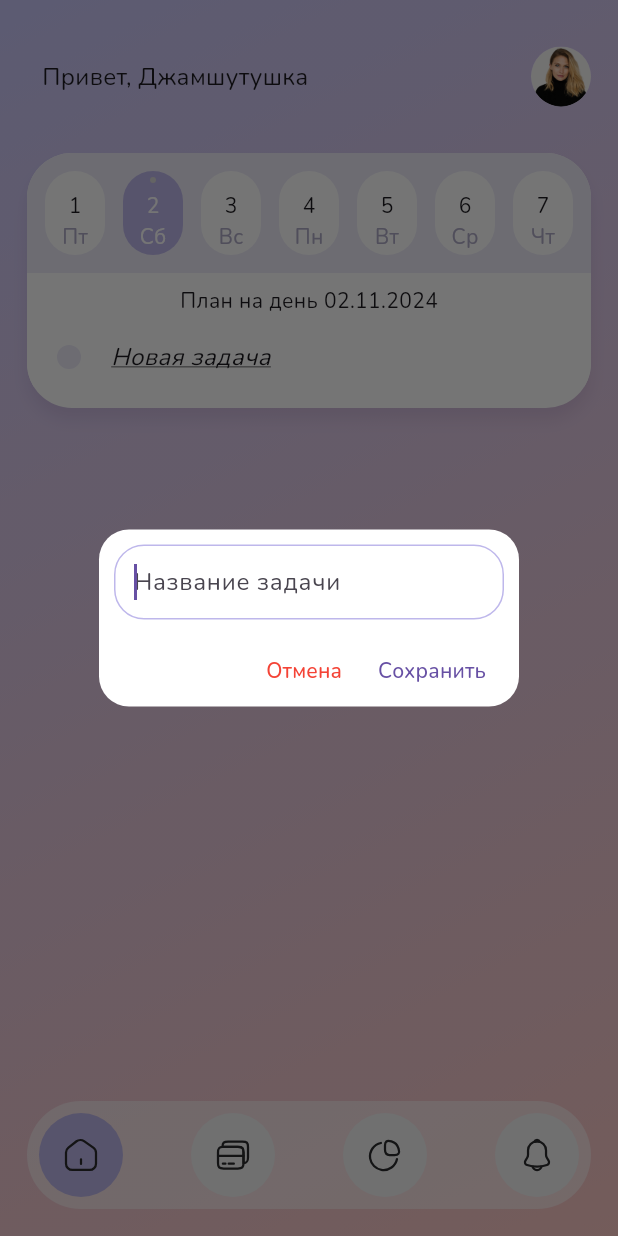
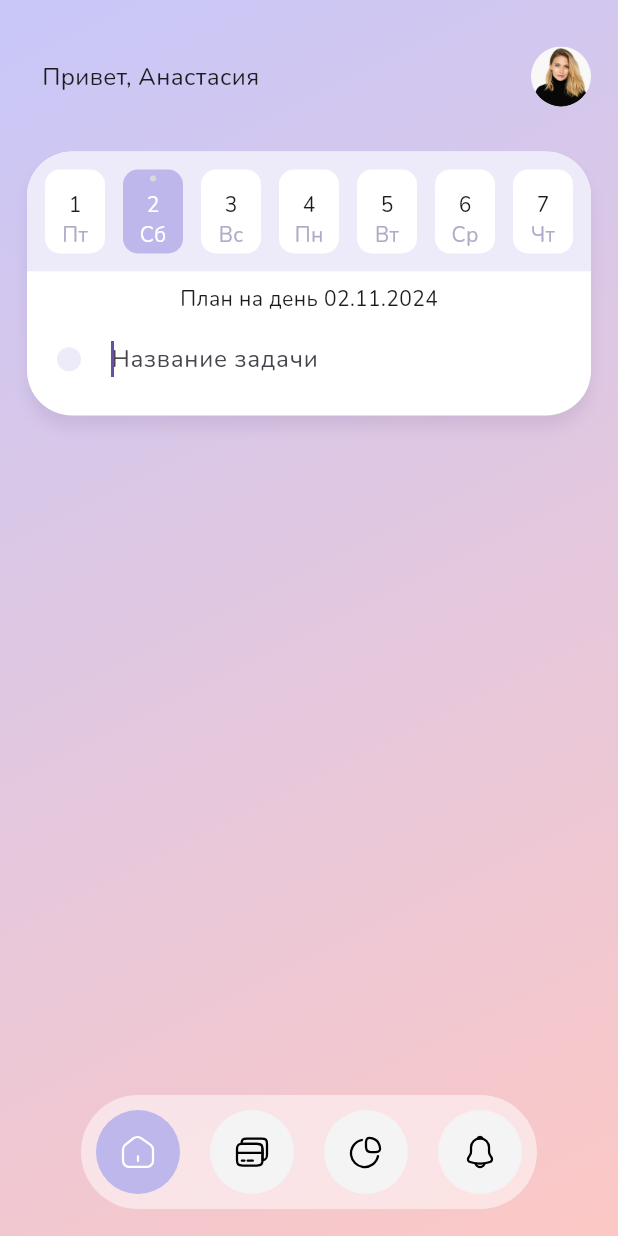
Before and after one commit to remakerich/softorium_daily_planner, a Flutter app: the screen it shows after launch, after a tap on "Новая задача", on a phone screen of 412 x 824 dp. Run offline on Flutter 3.47's test engine with Material 3 defaults, Android fonts, the phone set to English and light mode, and no system bars; drawn by our look-alikes of smooth_page_indicator; our stand-ins replace flutter_svg, freezed_annotation, hive; accounts and stored records are empty.

Commit message:
доработки UI и анимации

```diff
--- a/lib/features/daily_planner/providers/daily_planner_provider.dart
+++ b/lib/features/daily_planner/providers/daily_planner_provider.dart
@@ -34,7 +34,7 @@ class DailyPlannerProvider extends ProviderBase {
     return (_tasksByDate[dateKey] ?? []).toList();
   }
 
-  addNewTask(BuildContext context) {
+  addNewTask() {
     final title = newTaskController.text.trim();
 
     if (title.isEmpty) {
@@ -52,7 +52,6 @@ class DailyPlannerProvider extends ProviderBase {
     _tasksByDate[dateKey] == null ? _tasksByDate[dateKey] = [newTask] : _tasksByDate[dateKey]!.add(newTask);
 
     emit();
-    Navigator.of(context).pop();
     newTaskController.clear();
     _dailyTasksStorage.put(newTask);
   }
--- a/lib/features/daily_planner/widgets/daily_planner_page.dart
+++ b/lib/features/daily_planner/widgets/daily_planner_page.dart
@@ -24,11 +24,12 @@ class _Body extends StatelessWidget {
 
   @override
   Widget build(BuildContext context) {
-    return Scaffold(
-      resizeToAvoidBottomInset: false,
+    return Stack(
+      children: [
+        Scaffold(
           backgroundColor: Colors.transparent,
           body: Container(
-        margin: EdgeInsets.fromLTRB(18, 31, 18, 18),
+            margin: EdgeInsets.fromLTRB(18, 30, 18, 18),
             decoration: BoxDecoration(
               color: Colors.white,
               borderRadius: BorderRadius.circular(30),
@@ -45,7 +46,7 @@ class _Body extends StatelessWidget {
               child: Column(
                 mainAxisSize: MainAxisSize.min,
                 children: [
-              DaysHorizontalScroll(),
+                  SizedBox(height: 80),
                   _PlanDateHeader(),
                   Flexible(
                     child: TasksList(),
@@ -54,6 +55,18 @@ class _Body extends StatelessWidget {
               ),
             ),
           ),
+        ),
+        Padding(
+          padding: EdgeInsets.fromLTRB(18, 30, 18, 0),
+          child: ClipRRect(
+            borderRadius: BorderRadius.only(
+              topLeft: Radius.circular(30),
+              topRight: Radius.circular(30),
+            ),
+            child: DaysHorizontalScroll(),
+          ),
+        ),
+      ],
     );
   }
 }
--- a/lib/features/daily_planner/widgets/days_horizontal_scroll.dart
+++ b/lib/features/daily_planner/widgets/days_horizontal_scroll.dart
@@ -46,12 +46,13 @@ class _DayButton extends StatelessWidget {
       onTap: () {
         context.read<DailyPlannerProvider>().setSelectedDay(day);
       },
-      child: Container(
+      child: AnimatedContainer(
+        duration: Duration(milliseconds: 150),
+        curve: Curves.ease,
         width: 40,
-        alignment: Alignment.center,
         decoration: BoxDecoration(
           color: isSelected ? Color(0xffBEB7EB) : Colors.white,
-          borderRadius: BorderRadius.circular(24),
+          borderRadius: BorderRadius.circular(10),
         ),
         child: Column(
           mainAxisAlignment: MainAxisAlignment.spaceBetween,
--- a/lib/features/daily_planner/widgets/new_task_button.dart
+++ b/lib/features/daily_planner/widgets/new_task_button.dart
@@ -1,25 +1,27 @@
 import 'package:softorium_daily_planner/core/core.dart';
 import 'package:softorium_daily_planner/features/daily_planner/providers/daily_planner_provider.dart';
 
-class NewTaskButton extends StatelessWidget {
+class NewTaskButton extends StatefulWidget {
   const NewTaskButton({super.key});
 
   @override
+  State<NewTaskButton> createState() => _NewTaskButtonState();
+}
+
+class _NewTaskButtonState extends State<NewTaskButton> {
+  bool textFieldEnabled = false;
+
+  @override
   Widget build(BuildContext context) {
-    return SizedBox(
-      height: 40,
-      child: Material(
-        color: Colors.white,
-        child: InkWell(
+    return GestureDetector(
       onTap: () {
-            showDialog(
-              context: context,
-              builder: (_) => ChangeNotifierProvider.value(
-                value: context.read<DailyPlannerProvider>(),
-                child: _NewTaskTitleDialog(),
-              ),
-            );
+        setState(() {
+          textFieldEnabled = true;
+        });
       },
+      child: Container(
+        height: 45,
+        color: Colors.transparent,
         child: Row(
           children: [
             const SizedBox(width: 20),
@@ -33,59 +35,16 @@ class NewTaskButton extends StatelessWidget {
             ),
             const SizedBox(width: 20),
             Expanded(
-                child: Text(
-                  'Новая задача',
-                  style: TextStyle(
-                    fontSize: 16,
-                    fontStyle: FontStyle.italic,
-                    decoration: TextDecoration.underline,
+              child: textFieldEnabled
+                  ? _NewTaskInputField(
+                      onTaskAdded: () {
+                        setState(() {
+                          textFieldEnabled = false;
+                        });
+                      },
+                    )
+                  : _NewTaskLine(),
             ),
-                ),
-              ),
-            ],
-          ),
-        ),
-      ),
-    );
-  }
-}
-
-class _NewTaskTitleDialog extends StatelessWidget {
-  const _NewTaskTitleDialog();
-
-  @override
-  Widget build(BuildContext context) {
-    return AlertDialog(
-      contentPadding: EdgeInsets.zero,
-      backgroundColor: Colors.transparent,
-      shadowColor: Colors.transparent,
-      content: Container(
-        padding: EdgeInsets.fromLTRB(10, 10, 10, 0),
-        decoration: BoxDecoration(
-          color: Colors.white,
-          borderRadius: BorderRadius.circular(20),
-        ),
-        child: Column(
-          mainAxisSize: MainAxisSize.min,
-          children: [
-            _NewTaskInputField(),
-            const SizedBox(height: 10),
-            Row(
-              mainAxisAlignment: MainAxisAlignment.end,
-              children: [
-                TextButton(
-                  style: TextButton.styleFrom(
-                    foregroundColor: Colors.red,
-                  ),
-                  onPressed: Navigator.of(context).pop,
-                  child: Text('Отмена'),
-                ),
-                TextButton(
-                  onPressed: () => context.read<DailyPlannerProvider>().addNewTask(context),
-                  child: Text('Сохранить'),
-                ),
-              ],
-            )
           ],
         ),
       ),
@@ -93,30 +52,44 @@ class _NewTaskTitleDialog extends StatelessWidget {
   }
 }
 
-class _NewTaskInputField extends StatelessWidget {
-  const _NewTaskInputField();
+class _NewTaskLine extends StatelessWidget {
+  const _NewTaskLine();
 
   @override
   Widget build(BuildContext context) {
-    return Container(
-      padding: EdgeInsets.all(12),
-      decoration: BoxDecoration(
-        borderRadius: BorderRadius.circular(20),
-        border: Border.all(
-          color: Color(0xffBEB7EB),
+    return Text(
+      'Новая задача',
+      style: TextStyle(
+        fontSize: 16,
+        fontStyle: FontStyle.italic,
+        decoration: TextDecoration.underline,
       ),
-      ),
-      child: TextField(
+    );
+  }
+}
+
+class _NewTaskInputField extends StatelessWidget {
+  const _NewTaskInputField({
+    required this.onTaskAdded,
+  });
+
+  final VoidCallback onTaskAdded;
+
+  @override
+  Widget build(BuildContext context) {
+    return TextField(
       controller: context.read<DailyPlannerProvider>().newTaskController,
       autofocus: true,
-        onSubmitted: (_) => context.read<DailyPlannerProvider>().addNewTask(context),
+      onSubmitted: (_) {
+        onTaskAdded();
+        context.read<DailyPlannerProvider>().addNewTask();
+      },
       decoration: InputDecoration(
         contentPadding: EdgeInsets.zero,
         hintText: 'Название задачи',
         border: InputBorder.none,
         isDense: true,
       ),
-      ),
     );
   }
 }
--- a/lib/features/daily_planner/widgets/task_tile.dart
+++ b/lib/features/daily_planner/widgets/task_tile.dart
@@ -17,11 +17,11 @@ class TaskTile extends StatelessWidget {
       (e) => e.selectedTaskId == task.id,
     );
 
-    return SizedBox(
-      height: 40,
-      child: Material(
+    return Material(
       color: isTaskSelected ? Color(0xffBEB7EB).withOpacity(.2) : Colors.white,
       child: InkWell(
+        splashColor: Color(0xffBEB7EB).withOpacity(.2),
+        highlightColor: Color(0xffBEB7EB).withOpacity(.2),
         onLongPress: () {
           HapticFeedback.mediumImpact();
           context.read<DailyPlannerProvider>().toggleTaskDone(task);
@@ -29,6 +29,8 @@ class TaskTile extends StatelessWidget {
         onTap: () {
           context.read<DailyPlannerProvider>().selectTask(task);
         },
+        child: SizedBox(
+          height: 45,
           child: Row(
             children: [
               const SizedBox(width: 20),
@@ -44,6 +46,8 @@ class TaskTile extends StatelessWidget {
               Expanded(
                 child: Text(
                   task.title,
+                  maxLines: 1,
+                  overflow: TextOverflow.ellipsis,
                   style: TextStyle(
                     fontSize: 16,
                     color: task.isDone ? Color(0xffCECECE) : null,
@@ -56,20 +60,21 @@ class TaskTile extends StatelessWidget {
                     context.read<DailyPlannerProvider>().deleteTask(task);
                   },
                   child: Container(
+                    alignment: Alignment.center,
+                    color: Colors.transparent,
                     height: 40,
-                    color: Colors.transparent,
                     padding: EdgeInsets.symmetric(horizontal: 8),
-                    alignment: Alignment.center,
                     child: Text(
                       'Удалить',
                       style: TextStyle(
-                        fontSize: 12,
+                        fontSize: 13,
+                        color: Colors.red,
+                        fontWeight: FontWeight.w600,
                         fontStyle: FontStyle.italic,
-                        decoration: TextDecoration.underline,
                       ),
                     ),
                   ),
-                )
+                ),
             ],
           ),
         ),
--- a/lib/features/daily_planner/widgets/tasks_list.dart
+++ b/lib/features/daily_planner/widgets/tasks_list.dart
@@ -13,14 +13,20 @@ class TasksList extends StatelessWidget {
       (e) => e.tasksForSelectedDay,
     );
 
-    return RawScrollbar(
+    final height = ((dayTasks.length + 1) * 45) + 15;
+
+    return AnimatedContainer(
+      duration: Duration(milliseconds: 300),
+      curve: Curves.ease,
+      height: height.toDouble(),
+      child: RawScrollbar(
         padding: const EdgeInsets.fromLTRB(0, 18, 5, 14),
         radius: const Radius.circular(4),
         thickness: 4,
         thumbVisibility: true,
         child: ListView.builder(
           shrinkWrap: true,
-        padding: EdgeInsets.only(bottom: 14),
+          padding: EdgeInsets.only(bottom: 15),
           itemCount: dayTasks.length + 1,
           itemBuilder: (context, index) {
             if (index == dayTasks.length) {
@@ -30,6 +36,7 @@ class TasksList extends StatelessWidget {
             return TaskTile(dayTasks[index]);
           },
         ),
+      ),
     );
   }
 }
--- a/lib/features/home/providers/page_provider.dart
+++ b/lib/features/home/providers/page_provider.dart
@@ -12,6 +12,12 @@ class PageProvider extends ProviderBase {
   }
 
   onNavBarButtonTap(int index) {
-    pageController.jumpToPage(index);
+    final duration = (currentTab - index).abs() * 200;
+
+    pageController.animateToPage(
+      index,
+      duration: Duration(milliseconds: duration),
+      curve: Curves.ease,
+    );
   }
 }
--- a/lib/features/home/widgets/home_page.dart
+++ b/lib/features/home/widgets/home_page.dart
@@ -1,4 +1,4 @@
-import 'package:flutter/services.dart';
+import 'package:smooth_page_indicator/smooth_page_indicator.dart';
 import 'package:softorium_daily_planner/core/core.dart';
 import 'package:softorium_daily_planner/features/home/models/app_page.dart';
 import 'package:softorium_daily_planner/features/home/providers/page_provider.dart';
@@ -40,7 +40,7 @@ class _Body extends StatelessWidget {
         child: Column(
           children: [
             _GreetingAndPhoto(),
-            _Pages(),
+            Expanded(child: _Pages()),
             _BottomNavBar(),
           ],
         ),
@@ -60,7 +60,7 @@ class _GreetingAndPhoto extends StatelessWidget {
         children: [
           Expanded(
             child: Text(
-              'Привет, Джамшутушка',
+              'Привет, Анастасия',
               style: TextStyle(fontSize: 16),
             ),
           ),
@@ -79,47 +79,68 @@ class _BottomNavBar extends StatelessWidget {
 
   @override
   Widget build(BuildContext context) {
-    return Container(
-      margin: EdgeInsets.fromLTRB(18, 0, 18, MediaQuery.of(context).padding.bottom + 18),
-      padding: EdgeInsets.all(8),
+    return Padding(
+      padding: EdgeInsets.fromLTRB(18, 0, 18, MediaQuery.of(context).padding.bottom + 18),
+      child: Stack(
+        alignment: Alignment.center,
+        children: [
+          Container(
+            padding: EdgeInsets.all(10),
             decoration: BoxDecoration(
               color: Colors.white.withOpacity(.5),
               borderRadius: BorderRadius.circular(100),
             ),
-      child: Row(
-        mainAxisAlignment: MainAxisAlignment.spaceBetween,
+            child: SmoothPageIndicator(
+              controller: context.read<PageProvider>().pageController,
+              count: AppPage.all.length,
+              effect: WormEffect(
+                dotWidth: 56,
+                dotHeight: 56,
+                radius: 56,
+                spacing: 20,
+                dotColor: Color(0xffF4F4F5),
+                activeDotColor: Color(0xffBEB7EB),
+              ),
+            ),
+          ),
+          Row(
+            mainAxisSize: MainAxisSize.min,
             children: [
-          ...AppPage.all.map(_NavBarButton.new),
+              ...AppPage.all.map(_NavBarIcon.new),
+            ],
+          ),
         ],
       ),
     );
   }
 }
 
-class _NavBarButton extends StatelessWidget {
-  const _NavBarButton(this.page);
+class _NavBarIcon extends StatelessWidget {
+  const _NavBarIcon(this.page);
 
   final AppPage page;
 
   @override
   Widget build(BuildContext context) {
-    final currentTab = context.select<PageProvider, int>(
-      (e) => e.currentTab,
+    final isCurrentTab = context.select<PageProvider, bool>(
+      (e) => e.currentTab == page.index,
     );
 
     return GestureDetector(
       onTap: () {
-        HapticFeedback.mediumImpact();
         context.read<PageProvider>().onNavBarButtonTap(page.index);
       },
       child: Container(
-        padding: EdgeInsets.all(16),
-        decoration: BoxDecoration(
-          color: currentTab == page.index ? Color(0xffBEB7EB) : Color(0xffF4F4F5),
-          borderRadius: BorderRadius.circular(100),
-        ),
+        width: 76,
+        height: 76,
+        color: Colors.transparent,
+        alignment: Alignment.center,
         child: SvgPicture.asset(
           page.svgIcon,
+          colorFilter: ColorFilter.mode(
+            isCurrentTab ? Colors.white : Colors.black,
+            BlendMode.srcATop,
+          ),
         ),
       ),
     );
@@ -131,18 +152,12 @@ class _Pages extends StatelessWidget {
 
   @override
   Widget build(BuildContext context) {
-    final pageController = context.select<PageProvider, PageController>(
-      (e) => e.pageController,
-    );
-
-    return Expanded(
-      child: PageView.builder(
-        controller: pageController,
-        itemCount: 4,
+    return PageView.builder(
+      controller: context.read<PageProvider>().pageController,
+      itemCount: AppPage.all.length,
       physics: CustomPageViewScrollPhysics(),
       onPageChanged: context.read<PageProvider>().onPageChanged,
       itemBuilder: (context, index) => KeepAlivePage(child: AppPage.all[index].page),
-      ),
     );
   }
 }
--- a/pubspec.yaml
+++ b/pubspec.yaml
@@ -25,6 +25,7 @@ dependencies:
   hive:
   path_provider:
   uuid:
+  smooth_page_indicator:
 
 dev_dependencies:
   flutter_test:
```
Also changed, not shown: pubspec.lock. Lines whose indentation alone changed are shown as unchanged.
